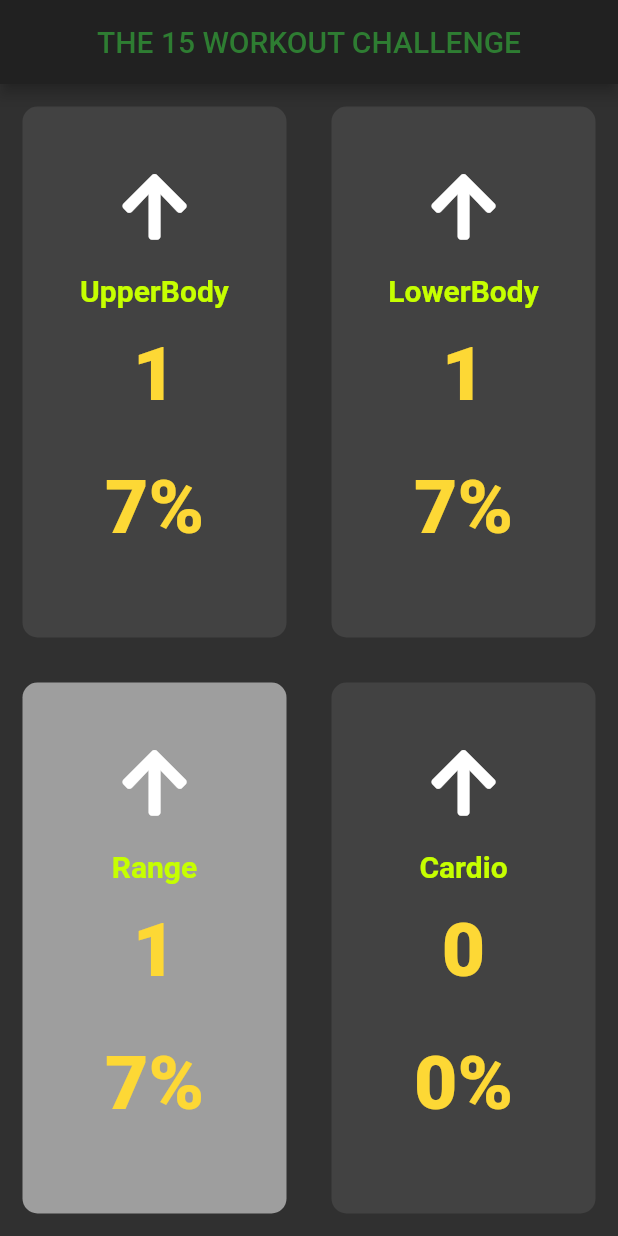
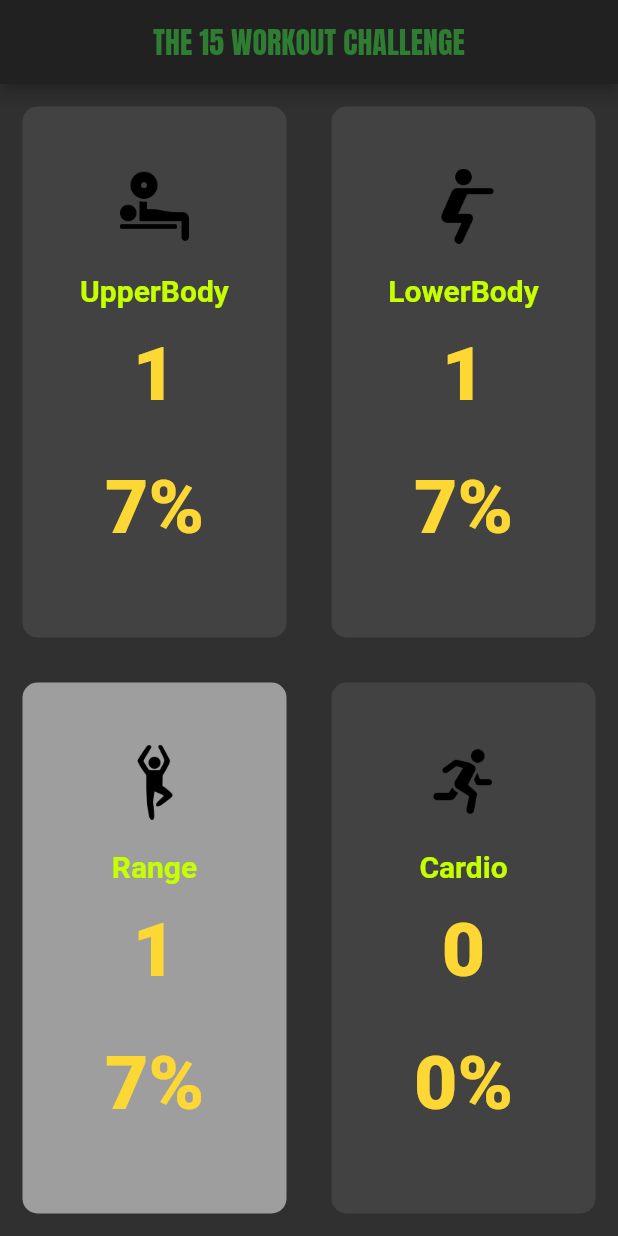
Before and after one commit to jihong729/workout_checkup, a Flutter app: the screen it shows after launch, after a tap on "UpperBody", after a tap on "LowerBody", after a tap on "Range", on a phone screen of 412 x 824 dp. Run offline on Flutter 3.47's test engine with Material 2 defaults, Android fonts, the phone set to English and light mode, and no system bars; our stand-ins replace rflutter_alert.

Commit message:
finished applying the font and icon images. Need to make a stop counting  method when the alert activates

```diff
--- a/lib/card_icons.dart
+++ b/lib/card_icons.dart
@@ -4,11 +4,11 @@ import 'constants.dart';
 
 class CardIcons extends StatelessWidget {
   final String label;
-  final IconData iconName;
+  final AssetImage imageName;
 
   CardIcons({
     this.label,
-    this.iconName,
+    this.imageName,
   });
 
   @override
@@ -16,9 +16,10 @@ class CardIcons extends StatelessWidget {
     return Column(
       mainAxisAlignment: MainAxisAlignment.center,
       children: <Widget>[
-        Icon(
-          iconName,
-          size: 50,
+        Image(
+          image: imageName,
+          width: 50,
+          height: 50,
         ),
         SizedBox(
           height: 20,
--- a/lib/input_page.dart
+++ b/lib/input_page.dart
@@ -1,5 +1,5 @@
 import 'package:flutter/material.dart';
-import 'package:font_awesome_flutter/font_awesome_flutter.dart';
+import 'package:rflutter_alert/rflutter_alert.dart';
 import 'package:workoutcheckup/card_icons.dart';
 import 'package:workoutcheckup/workout_type_card.dart';
 
@@ -25,10 +25,22 @@ class _InputPageState extends State<InputPage> {
   int goalNumber = 15;
   Workout selectedWorkout;
 
+  WorkoutTypeCard workoutTypeCard = WorkoutTypeCard();
+
   int finishedPercent(int finishedNumber) {
     double dividedNumber = finishedNumber / goalNumber;
     int finalPercent = (dividedNumber * 100).round();
     return finalPercent;
+  }
+
+  void createAlert(int workoutNumber, String workoutName) {
+    if (workoutNumber == goalNumber) {
+      Alert(
+        context: context,
+        title: "Awesome!",
+        desc: "You finished the Goal for $workoutName.",
+      ).show();
+    }
   }
 
   @override
@@ -36,8 +48,11 @@ class _InputPageState extends State<InputPage> {
     return Scaffold(
       appBar: AppBar(
         centerTitle: true,
-        title: Text('THE 15 WORKOUT CHALLENGE',
-            style: TextStyle(color: Color(0xFF2e7d32), fontSize: 20.0)),
+        title: Text(
+          'THE 15 WORKOUT CHALLENGE',
+          style: TextStyle(
+              color: Color(0xFF2e7d32), fontSize: 20.0, fontFamily: 'Anton'),
+        ),
       ),
       body: Column(
         crossAxisAlignment: CrossAxisAlignment.stretch,
@@ -51,8 +66,10 @@ class _InputPageState extends State<InputPage> {
                       setState(() {
                         selectedWorkout = Workout.UpperBody;
                         upperBodyFinishedNumber++;
-                        print(upperBodyFinishedNumber);
-                        print(finishedPercent(upperBodyFinishedNumber));
+                        createAlert(
+                          upperBodyFinishedNumber,
+                          'UpperBody',
+                        );
                       });
                     },
                     color: selectedWorkout == Workout.UpperBody
@@ -63,7 +80,7 @@ class _InputPageState extends State<InputPage> {
                       children: <Widget>[
                         CardIcons(
                           label: 'UpperBody',
-                          iconName: FontAwesomeIcons.arrowUp,
+                          imageName: AssetImage('icons/upperBody.png'),
                         ),
                         Container(
                           margin: EdgeInsets.symmetric(vertical: 15.0),
@@ -99,8 +116,10 @@ class _InputPageState extends State<InputPage> {
                       setState(() {
                         selectedWorkout = Workout.LowerBody;
                         lowerBodyFinishedNumber++;
-                        print(lowerBodyFinishedNumber);
-                        print(finishedPercent(lowerBodyFinishedNumber));
+                        createAlert(
+                          lowerBodyFinishedNumber,
+                          'LowerBody',
+                        );
                       });
                     },
                     color: selectedWorkout == Workout.LowerBody
@@ -111,7 +130,7 @@ class _InputPageState extends State<InputPage> {
                       children: <Widget>[
                         CardIcons(
                           label: 'LowerBody',
-                          iconName: FontAwesomeIcons.arrowUp,
+                          imageName: AssetImage('icons/lowerBody.png'),
                         ),
                         Container(
                           margin: EdgeInsets.symmetric(vertical: 15.0),
@@ -153,8 +172,10 @@ class _InputPageState extends State<InputPage> {
                       setState(() {
                         selectedWorkout = Workout.Range;
                         rangeFinishedNumber++;
-                        print(rangeFinishedNumber);
-                        print(finishedPercent(rangeFinishedNumber));
+                        createAlert(
+                          rangeFinishedNumber,
+                          'Range',
+                        );
                       });
                     },
                     color: selectedWorkout == Workout.Range
@@ -165,7 +186,7 @@ class _InputPageState extends State<InputPage> {
                       children: <Widget>[
                         CardIcons(
                           label: 'Range',
-                          iconName: FontAwesomeIcons.arrowUp,
+                          imageName: AssetImage('icons/range.png'),
                         ),
                         Container(
                           margin: EdgeInsets.symmetric(vertical: 15.0),
@@ -200,8 +221,10 @@ class _InputPageState extends State<InputPage> {
                       setState(() {
                         selectedWorkout = Workout.Cardio;
                         cardioFinishedNumber++;
-                        print(cardioFinishedNumber);
-                        print(finishedPercent(cardioFinishedNumber));
+                        createAlert(
+                          cardioFinishedNumber,
+                          'Cardio',
+                        );
                       });
                     },
                     color: selectedWorkout == Workout.Cardio
@@ -212,7 +235,7 @@ class _InputPageState extends State<InputPage> {
                       children: <Widget>[
                         CardIcons(
                           label: 'Cardio',
-                          iconName: FontAwesomeIcons.arrowUp,
+                          imageName: AssetImage('icons/cardio.png'),
                         ),
                         Container(
                           margin: EdgeInsets.symmetric(vertical: 15.0),
```
Also changed, not shown: pubspec.yaml (+6 -3 lines), fonts/Anton-Regular.ttf (added), icons/cardio.png (added), icons/lowerBody.png (added), icons/range.png (added), icons/upperBody.png (added).
